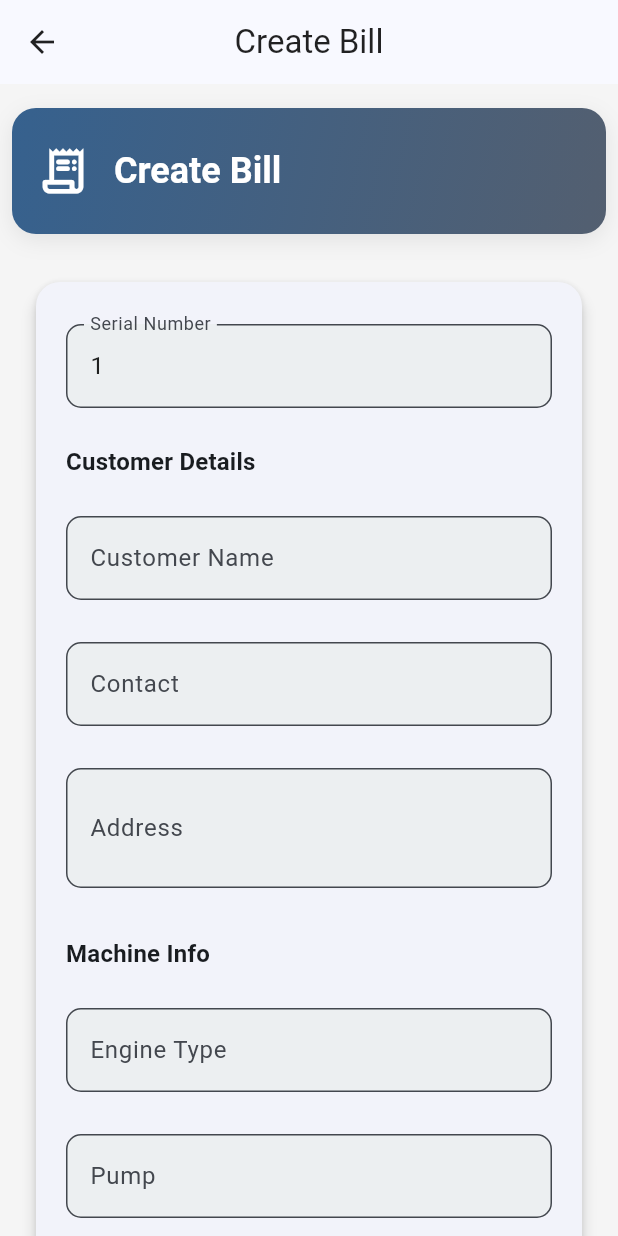
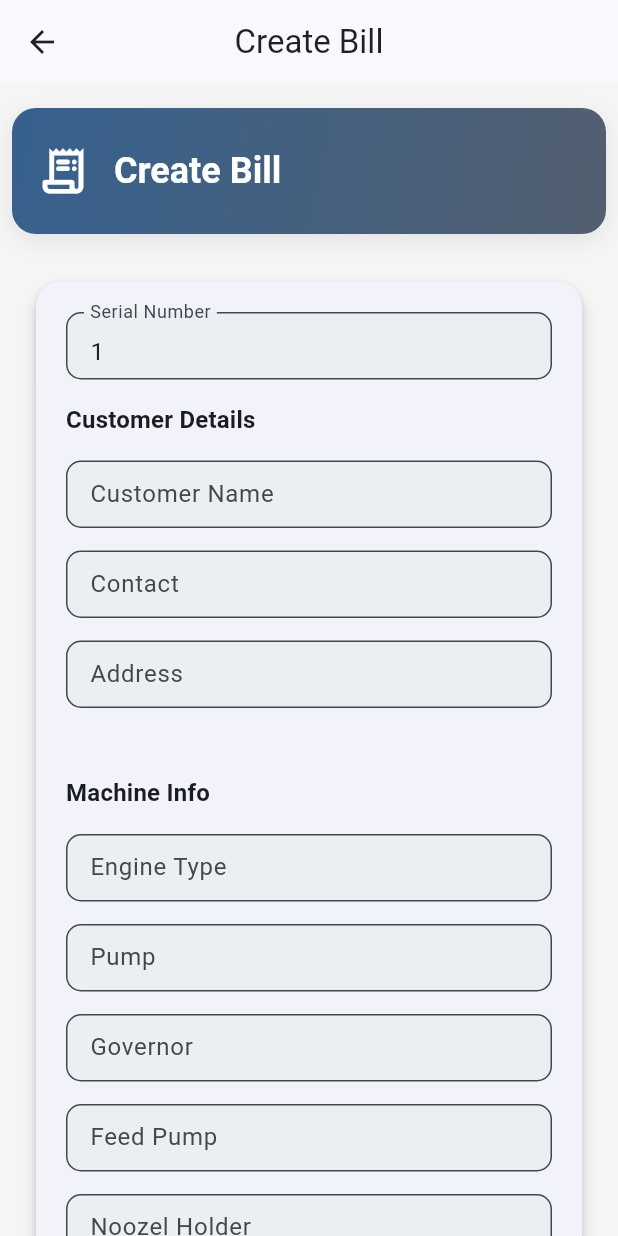
Before and after one commit to 1211-abhishek/Workshop-Billing, a Flutter app: the screen it shows after launch, after a tap on "Billing", on a phone screen of 412 x 824 dp. Run offline on Flutter 3.47's test engine with Material 3 defaults, Android fonts, the phone set to English and light mode, and no system bars; our stand-ins replace cross_file, open_filex, pdf, printing, share_plus, sqflite and 1 more; missing offline and left inert: file_selector; accounts and stored records are empty.

```diff
--- a/lib/screens/billing_screen.dart
+++ b/lib/screens/billing_screen.dart
@@ -366,6 +366,7 @@ class _BillingScreenState extends State<BillingScreen> {
           child: Padding(
             padding: const EdgeInsets.all(20),
             child: Column(
+              spacing: 15,
               crossAxisAlignment: CrossAxisAlignment.start,
               children: [
                 // Serial Number at top, read-only
@@ -373,70 +374,68 @@ class _BillingScreenState extends State<BillingScreen> {
                   controller: serialNumberController,
                   labelText: 'Serial Number',
                 ),
-                const SizedBox(height: 16),
                 Text(
                   'Customer Details',
                   style: Theme.of(context).textTheme.titleMedium?.copyWith(
                     fontWeight: FontWeight.bold,
                   ),
                 ),
-                const SizedBox(height: 16),
                 CustomTextField(
                   controller: customerNameController,
                   labelText: 'Customer Name',
                 ),
-                const SizedBox(height: 12),
+
                 CustomTextField(
                   controller: customerContactController,
                   labelText: 'Contact',
                   keyboardType: TextInputType.phone,
                 ),
-                const SizedBox(height: 12),
+
                 CustomTextField(
                   controller: customerAddressController,
                   labelText: 'Address',
                   maxLines: 2,
                 ),
-                const SizedBox(height: 24),
+                const SizedBox(height: 15),
                 Text(
                   'Machine Info',
                   style: Theme.of(context).textTheme.titleMedium?.copyWith(
                     fontWeight: FontWeight.bold,
                   ),
                 ),
-                const SizedBox(height: 16),
+
                 CustomTextField(
                   controller: engineTypeController,
                   labelText: 'Engine Type',
                 ),
-                const SizedBox(height: 12),
+
                 CustomTextField(controller: pumpController, labelText: 'Pump'),
-                const SizedBox(height: 12),
+
                 CustomTextField(
                   controller: governorController,
                   labelText: 'Governor',
                 ),
-                const SizedBox(height: 12),
+
                 CustomTextField(
                   controller: feedPumpController,
                   labelText: 'Feed Pump',
                 ),
-                const SizedBox(height: 12),
+
                 CustomTextField(
                   controller: noozelHolderController,
                   labelText: 'Noozel Holder',
                 ),
-                const SizedBox(height: 12),
+
                 CustomTextField(
                   controller: vehicleNumberController,
                   labelText: 'Vehicle Number',
                 ),
-                const SizedBox(height: 12),
+
                 CustomTextField(
                   controller: mechanicNameController,
                   labelText: 'Mechanic Name',
                 ),
-                const SizedBox(height: 12),
+
                 Row(
                   children: [
                     Expanded(
@@ -476,7 +475,7 @@ class _BillingScreenState extends State<BillingScreen> {
                     ),
                   ],
                 ),
-                const SizedBox(height: 12),
+
                 _datePickerField(
                   context,
                   label: 'Billing Date',
@@ -508,12 +507,10 @@ class _BillingScreenState extends State<BillingScreen> {
     return GestureDetector(
       onTap: onTap,
       child: AbsorbPointer(
-        child: TextField(
-          decoration: InputDecoration(
+        child: CustomTextField(
             labelText: label,
-            prefixIcon: const Icon(Icons.calendar_today),
-            border: const OutlineInputBorder(),
-          ),
+
+
           controller: TextEditingController(
             text: date != null ? DateFormat('yyyy-MM-dd').format(date) : '',
           ),
@@ -528,7 +525,7 @@ class _BillingScreenState extends State<BillingScreen> {
       elevation: 4,
       shape: RoundedRectangleBorder(borderRadius: BorderRadius.circular(16)),
       child: Padding(
-        padding: const EdgeInsets.all(16),
+        padding: const EdgeInsets.all(10),
         child: SizedBox(
           height: isMobile ? 300 : 700,
           child:
@@ -542,7 +539,7 @@ class _BillingScreenState extends State<BillingScreen> {
                           size: 64,
                           color: Colors.grey.shade400,
                         ),
-                        const SizedBox(height: 16),
+
                         Text(
                           'No products available',
                           style: Theme.of(context).textTheme.titleMedium
@@ -555,8 +552,9 @@ class _BillingScreenState extends State<BillingScreen> {
                     itemCount: billingItems.length,
                     itemBuilder: (context, index) {
                       return Padding(
-                        padding: const EdgeInsets.symmetric(vertical: 8),
+                        padding: const EdgeInsets.symmetric(vertical: 2),
                         child: BillingItemCard(
+                          index: index,
                           item: billingItems[index],
                           availableProducts: availableProducts,
                           onUpdate: (item) => _updateBillingItem(index, item),
@@ -579,7 +577,9 @@ class _BillingScreenState extends State<BillingScreen> {
       child: Padding(
         padding: const EdgeInsets.all(20),
         child: Column(
+          //spacing: 15,
           children: [
+
             // Labour and other charges fields
             Row(
               children: [
@@ -600,38 +600,32 @@ class _BillingScreenState extends State<BillingScreen> {
                 ),
               ],
             ),
-            const SizedBox(height: 12),
+                const SizedBox(height: 15),
+
             CustomTextField(
               controller: otherChargesController,
               labelText: 'Other Charges',
               keyboardType: TextInputType.number,
             ),
-            const SizedBox(height: 16),
+                const SizedBox(height: 15),
             Row(
               children: [
                 Expanded(
-                  child: TextField(
+                  child: CustomTextField(
                     controller: discountController,
-                    decoration: const InputDecoration(
                       labelText: 'Discount (₹)',
-                      prefixIcon: Icon(Icons.discount_rounded),
-                      border: OutlineInputBorder(),
-                    ),
+
                     keyboardType: TextInputType.number,
-                    onChanged: (_) => setState(() {}),
+
                   ),
                 ),
                 const SizedBox(width: 16),
                 Expanded(
-                  child: TextField(
+                  child: CustomTextField(
                     controller: taxController,
-                    decoration: const InputDecoration(
                       labelText: 'Tax (%)',
-                      prefixIcon: Icon(Icons.percent_rounded),
-                      border: OutlineInputBorder(),
-                    ),
+
                     keyboardType: TextInputType.number,
-                    onChanged: (_) => setState(() {}),
                   ),
                 ),
               ],
@@ -677,7 +671,7 @@ class _BillingScreenState extends State<BillingScreen> {
 
   Widget _buildSummaryRow(String label, double amount, {bool isTotal = false}) {
     return Padding(
-      padding: const EdgeInsets.symmetric(vertical: 4),
+      padding: const EdgeInsets.symmetric(vertical: 0),
       child: Row(
         mainAxisAlignment: MainAxisAlignment.spaceBetween,
         children: [
--- a/lib/widgets/billing_item_card.dart
+++ b/lib/widgets/billing_item_card.dart
@@ -7,6 +7,7 @@ class BillingItemCard extends StatelessWidget {
   final List<Product> availableProducts;
   final Function(BillingItemData) onUpdate;
   final VoidCallback onRemove;
+  final int index;
 
   const BillingItemCard({
     super.key,
@@ -14,12 +15,14 @@ class BillingItemCard extends StatelessWidget {
     required this.availableProducts,
     required this.onUpdate,
     required this.onRemove,
+    required this.index,
   });
 
   @override
   Widget build(BuildContext context) {
     return Card(
-      margin: const EdgeInsets.only(bottom: 8),
+      color: index % 2 == 0 ? Colors.white : Colors.grey.shade200,
+      //margin: const EdgeInsets.only(bottom: 0),
       elevation: 2,
       shape: RoundedRectangleBorder(borderRadius: BorderRadius.circular(10)),
       child: Padding(
@@ -40,6 +43,7 @@ class BillingItemCard extends StatelessWidget {
             SizedBox(
               width: 90,
               child: Row(
+                spacing: 10,
                 mainAxisAlignment: MainAxisAlignment.center,
                 children: [
                   IconButton(
@@ -50,6 +54,7 @@ class BillingItemCard extends StatelessWidget {
                         ? () => onUpdate(item.copyWith(quantity: item.quantity - 1))
                         : null,
                   ),
+
                   Text(
                     '${item.quantity}',
                     style: const TextStyle(fontWeight: FontWeight.bold, fontSize: 15),
--- a/lib/widgets/custom_text_field.dart
+++ b/lib/widgets/custom_text_field.dart
@@ -9,20 +9,23 @@ class CustomTextField extends StatelessWidget {
   final int? maxLines;
 
   const CustomTextField({
-    Key? key,
+    super.key,
     required this.controller,
     required this.labelText,
     this.keyboardType,
     this.obscureText = false,
     this.hintText,
     this.maxLines = 1,
-  }) : super(key: key);
+  });
 
   @override
   Widget build(BuildContext context) {
-    return Padding(
-      padding: const EdgeInsets.symmetric(vertical: 8.0),
+    return Container(
+      //margin: const EdgeInsets.symmetric(vertical: 8.0),
+      height: 45,
+      //alignment: Alignment(1, 1),
       child: TextField(
+        textAlign: TextAlign.start,
         controller: controller,
         keyboardType: keyboardType,
         obscureText: obscureText,
```
Also changed, not shown: lib/screens/add_edit_product_screen.dart (+14 -0 lines), lib/screens/manage_inventory_screen.dart (+15 -0 lines).
